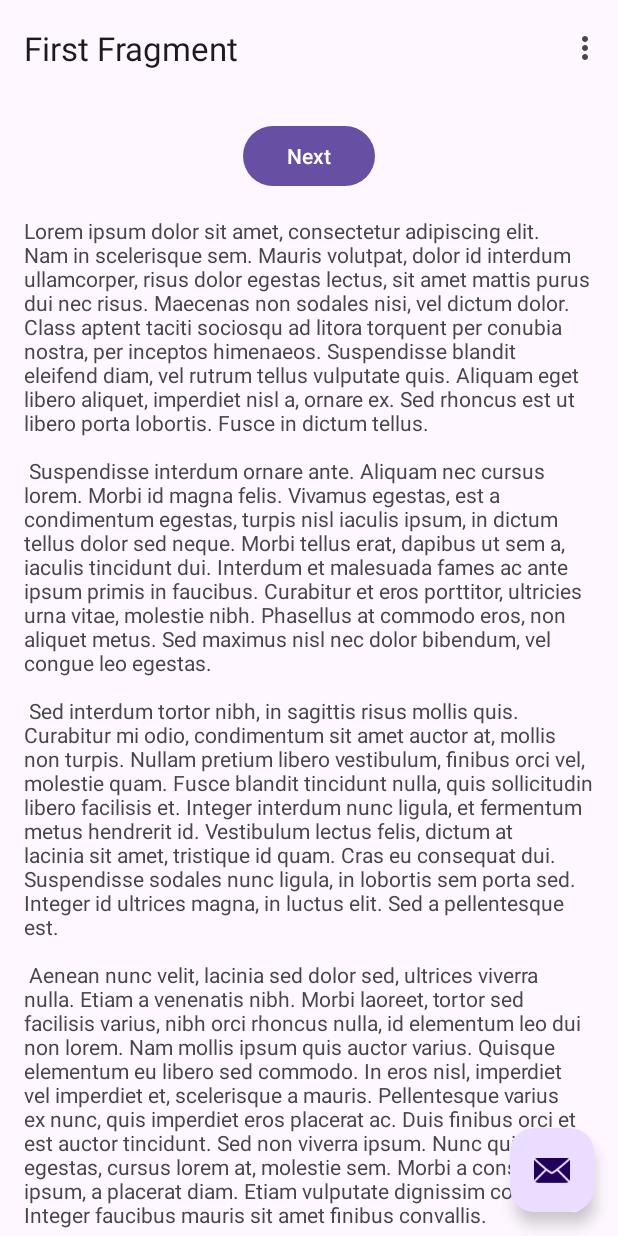
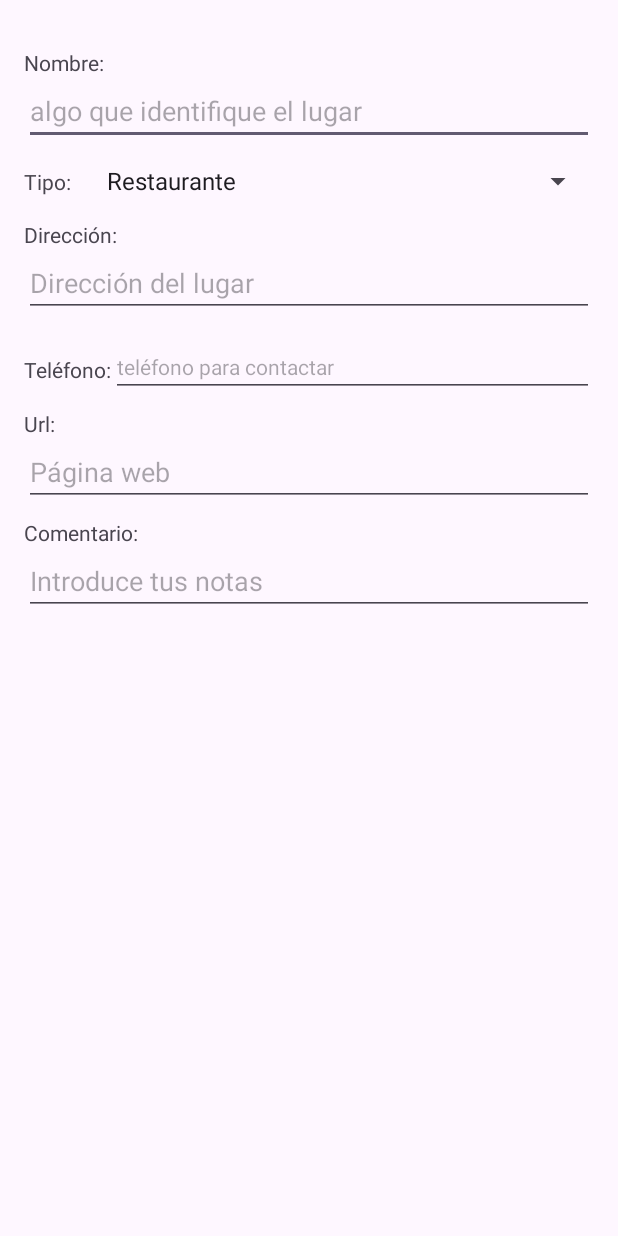
Before and after one commit to eden418-afk/MisLugaresDispMovMartesN1Eq52025, an Android app: the screen it shows after launch (MainActivity), on a phone screen of 412 x 824 dp. Run offline under Robolectric (Android 15) with nearby library versions, the phone set to English and light mode, and no system bars; our stand-ins replace navigation-ui.

Commit message:
Un formulario lugar

```diff
--- a/app/src/main/java/com/example/mislugares/FirstFragment.kt
+++ b/app/src/main/java/com/example/mislugares/FirstFragment.kt
@@ -31,10 +31,6 @@ class FirstFragment : Fragment() {
 
     override fun onViewCreated(view: View, savedInstanceState: Bundle?) {
         super.onViewCreated(view, savedInstanceState)
-
-        binding.buttonFirst.setOnClickListener {
-            findNavController().navigate(R.id.action_FirstFragment_to_SecondFragment)
-        }
     }
 
     override fun onDestroyView() {
--- a/app/src/main/java/com/example/mislugares/MainActivity.kt
+++ b/app/src/main/java/com/example/mislugares/MainActivity.kt
@@ -13,7 +13,6 @@ import com.example.mislugares.databinding.ActivityMainBinding
 
 class MainActivity : AppCompatActivity() {
 
-    // holi
     private lateinit var appBarConfiguration: AppBarConfiguration
     private lateinit var binding: ActivityMainBinding
 
@@ -21,40 +20,41 @@ class MainActivity : AppCompatActivity() {
         super.onCreate(savedInstanceState)
 
         binding = ActivityMainBinding.inflate(layoutInflater)
-        setContentView(binding.root)
+        //setContentView(binding.root)
+        setContentView(R.layout.edicion_lugar)
 
-        setSupportActionBar(binding.toolbar)
-
-        val navController = findNavController(R.id.nav_host_fragment_content_main)
-        appBarConfiguration = AppBarConfiguration(navController.graph)
-        setupActionBarWithNavController(navController, appBarConfiguration)
-
-        binding.fab.setOnClickListener { view ->
-            Snackbar.make(view, "Replace with your own action", Snackbar.LENGTH_LONG)
-                .setAction("Action", null)
-                .setAnchorView(R.id.fab).show()
-        }
+//        setSupportActionBar(binding.toolbar)
+//
+//        val navController = findNavController(R.id.nav_host_fragment_content_main)
+//        appBarConfiguration = AppBarConfiguration(navController.graph)
+//        setupActionBarWithNavController(navController, appBarConfiguration)
+//
+//        binding.fab.setOnClickListener { view ->
+//            Snackbar.make(view, "Replace with your own action", Snackbar.LENGTH_LONG)
+//                .setAction("Action", null)
+//                .setAnchorView(R.id.fab).show()
+//        }
     }
 
-    override fun onCreateOptionsMenu(menu: Menu): Boolean {
-        // Inflate the menu; this adds items to the action bar if it is present.
-        menuInflater.inflate(R.menu.menu_main, menu)
-        return true
-    }
-
-    override fun onOptionsItemSelected(item: MenuItem): Boolean {
-        // Handle action bar item clicks here. The action bar will
-        // automatically handle clicks on the Home/Up button, so long
-        // as you specify a parent activity in AndroidManifest.xml.
-        return when (item.itemId) {
-            R.id.action_settings -> true
-            else -> super.onOptionsItemSelected(item)
-        }
-    }
-
-    override fun onSupportNavigateUp(): Boolean {
-        val navController = findNavController(R.id.nav_host_fragment_content_main)
-        return navController.navigateUp(appBarConfiguration)
-                || super.onSupportNavigateUp()
-    }
+//    override fun onCreateOptionsMenu(menu: Menu): Boolean {
+//        // Inflate the menu; this adds items to the action bar if it is present.
+//        menuInflater.inflate(R.menu.menu_main, menu)
+//        return true
+//    }
+//
+//    override fun onOptionsItemSelected(item: MenuItem): Boolean {
+//        // Handle action bar item clicks here. The action bar will
+//        // automatically handle clicks on the Home/Up button, so long
+//        // as you specify a parent activity in AndroidManifest.xml.
+//        return when (item.itemId) {
+//            R.id.action_settings -> true
+//            else -> super.onOptionsItemSelected(item)
+//        }
+//    }
+//
+//    override fun onSupportNavigateUp(): Boolean {
+//        val navController = findNavController(R.id.nav_host_fragment_content_main)
+//        return navController.navigateUp(appBarConfiguration)
+//                || super.onSupportNavigateUp()
+//    }
 }
--- /dev/null
+++ b/app/src/main/res/layout/edicion_lugar.xml
@@ -0,0 +1,142 @@
+<?xml version="1.0" encoding="utf-8"?>
+<androidx.core.widget.NestedScrollView xmlns:android="http://schemas.android.com/apk/res/android"
+    xmlns:app="http://schemas.android.com/apk/res-auto"
+    xmlns:tools="http://schemas.android.com/tools"
+    android:layout_width="match_parent"
+    android:layout_height="match_parent"
+    android:fillViewport="true">
+
+    <androidx.constraintlayout.widget.ConstraintLayout
+        android:layout_width="match_parent"
+        android:layout_height="wrap_content">
+
+        <TextView
+            android:id="@+id/textView2"
+            android:layout_width="0dp"
+            android:layout_height="wrap_content"
+            android:layout_marginTop="32dp"
+            android:text="Nombre:"
+            app:layout_constraintEnd_toEndOf="@+id/nombre"
+            app:layout_constraintStart_toStartOf="@+id/nombre"
+            app:layout_constraintTop_toTopOf="parent" />
+
+        <EditText
+            android:id="@+id/nombre"
+            android:layout_width="0dp"
+            android:layout_height="wrap_content"
+            android:layout_marginStart="16dp"
+            android:layout_marginEnd="16dp"
+            android:contentDescription="ique el lugar"
+            android:ems="10"
+            android:hint="algo que identifique el lugar"
+            android:inputType="text"
+            app:layout_constraintEnd_toEndOf="parent"
+            app:layout_constraintHorizontal_bias="0.0"
+            app:layout_constraintStart_toStartOf="parent"
+            app:layout_constraintTop_toBottomOf="@+id/textView2" />
+
+        <Spinner
+            android:id="@+id/direccion"
+            android:layout_width="0dp"
+            android:layout_height="wrap_content"
+            android:layout_marginHorizontal="16dp"
+            android:layout_marginTop="12dp"
+            android:entries="@array/categorias"
+            android:prompt="@string/categoria"
+            app:layout_constraintEnd_toEndOf="parent"
+            app:layout_constraintStart_toEndOf="@+id/textView4"
+            app:layout_constraintTop_toBottomOf="@id/nombre" />
+
+        <TextView
+            android:id="@+id/textView4"
+            android:layout_width="wrap_content"
+            android:layout_height="wrap_content"
+            android:text="Tipo:"
+            app:layout_constraintBottom_toBottomOf="@+id/direccion"
+            app:layout_constraintStart_toStartOf="@+id/textView2"
+            app:layout_constraintTop_toTopOf="@+id/direccion" />
+
+        <TextView
+            android:id="@+id/textView5"
+            android:layout_width="wrap_content"
+            android:layout_height="wrap_content"
+            android:layout_marginTop="16dp"
+            android:text="Dirección:"
+            app:layout_constraintStart_toStartOf="@+id/nombre"
+            app:layout_constraintTop_toBottomOf="@+id/textView4" />
+
+        <TextView
+            android:id="@+id/textView6"
+            android:layout_width="wrap_content"
+            android:layout_height="wrap_content"
+            android:text="Teléfono:"
+            app:layout_constraintBottom_toBottomOf="@+id/telefono"
+            app:layout_constraintStart_toStartOf="@+id/textView2"
+            app:layout_constraintTop_toTopOf="@+id/telefono" />
+
+        <TextView
+            android:id="@+id/textView7"
+            android:layout_width="wrap_content"
+            android:layout_height="wrap_content"
+            android:layout_marginTop="8dp"
+            android:text="Url:"
+            app:layout_constraintStart_toStartOf="@+id/textView2"
+            app:layout_constraintTop_toBottomOf="@+id/telefono" />
+
+        <TextView
+            android:id="@+id/textView8"
+            android:layout_width="wrap_content"
+            android:layout_height="wrap_content"
+            android:layout_marginTop="8dp"
+            android:text="Comentario:"
+            app:layout_constraintStart_toStartOf="@+id/nombre"
+            app:layout_constraintTop_toBottomOf="@+id/url" />
+
+        <EditText
+            android:id="@+id/editTextText2"
+            android:layout_width="0dp"
+            android:layout_height="wrap_content"
+            android:ems="10"
+            android:hint="Dirección del lugar"
+            android:inputType="text"
+            app:layout_constraintEnd_toEndOf="@+id/nombre"
+            app:layout_constraintStart_toStartOf="@+id/textView2"
+            app:layout_constraintTop_toBottomOf="@+id/textView5" />
+
+        <EditText
+            android:id="@+id/telefono"
+            android:layout_width="0dp"
+            android:layout_height="37dp"
+            android:layout_marginTop="16dp"
+            android:ems="10"
+            android:hint="teléfono para contactar"
+            android:inputType="phone"
+            android:textSize="14sp"
+            app:layout_constraintEnd_toEndOf="@+id/nombre"
+            app:layout_constraintStart_toEndOf="@+id/textView6"
+            app:layout_constraintTop_toBottomOf="@+id/editTextText2" />
+
+        <EditText
+            android:id="@+id/url"
+            android:layout_width="0dp"
+            android:layout_height="wrap_content"
+            android:ems="10"
+            android:hint="Página web"
+            android:inputType="text"
+            app:layout_constraintEnd_toEndOf="@+id/nombre"
+            app:layout_constraintStart_toStartOf="@+id/textView7"
+            app:layout_constraintTop_toBottomOf="@+id/textView7" />
+
+        <EditText
+            android:id="@+id/comentario"
+            android:layout_width="0dp"
+            android:layout_height="wrap_content"
+            android:ems="10"
+            android:hint="Introduce tus notas"
+            android:inputType="text"
+            app:layout_constraintEnd_toEndOf="@+id/nombre"
+            app:layout_constraintStart_toStartOf="@+id/nombre"
+            app:layout_constraintTop_toBottomOf="@+id/textView8" />
+
+    </androidx.constraintlayout.widget.ConstraintLayout>
+</androidx.core.widget.NestedScrollView>
--- a/app/src/main/res/layout/fragment_first.xml
+++ b/app/src/main/res/layout/fragment_first.xml
@@ -12,24 +12,45 @@
         android:padding="16dp">
 
         <Button
-            android:id="@+id/button_first"
-            android:layout_width="wrap_content"
+            android:id="@+id/button"
+            android:layout_width="0dp"
             android:layout_height="wrap_content"
-            android:text="@string/next"
-            app:layout_constraintBottom_toTopOf="@id/textview_first"
+            android:layout_marginStart="32dp"
+            android:layout_marginEnd="32dp"
+            android:text="Mostrar Lugares"
             app:layout_constraintEnd_toEndOf="parent"
             app:layout_constraintStart_toStartOf="parent"
             app:layout_constraintTop_toTopOf="parent" />
 
-        <TextView
-            android:id="@+id/textview_first"
-            android:layout_width="wrap_content"
+        <Button
+            android:id="@+id/button2"
+            android:layout_width="0dp"
             android:layout_height="wrap_content"
-            android:layout_marginTop="16dp"
-            android:text="@string/lorem_ipsum"
+            android:layout_marginTop="8dp"
+            android:text="Preferencias"
+            app:layout_constraintEnd_toEndOf="@+id/button"
+            app:layout_constraintStart_toStartOf="@+id/button"
+            app:layout_constraintTop_toBottomOf="@+id/button" />
+
+        <Button
+            android:id="@+id/button3"
+            android:layout_width="0dp"
+            android:layout_height="wrap_content"
+            android:layout_marginTop="8dp"
+            android:text="Salir"
             app:layout_constraintBottom_toBottomOf="parent"
-            app:layout_constraintEnd_toEndOf="parent"
-            app:layout_constraintStart_toStartOf="parent"
-            app:layout_constraintTop_toBottomOf="@id/button_first" />
+            app:layout_constraintEnd_toEndOf="@+id/button4"
+            app:layout_constraintStart_toStartOf="@+id/button4"
+            app:layout_constraintTop_toBottomOf="@+id/button4" />
+
+        <Button
+            android:id="@+id/button4"
+            android:layout_width="0dp"
+            android:layout_height="wrap_content"
+            android:layout_marginTop="8dp"
+            android:text="Acerca de"
+            app:layout_constraintEnd_toEndOf="@+id/button2"
+            app:layout_constraintStart_toStartOf="@+id/button2"
+            app:layout_constraintTop_toBottomOf="@+id/button2" />
     </androidx.constraintlayout.widget.ConstraintLayout>
 </androidx.core.widget.NestedScrollView>
--- a/app/src/main/res/navigation/nav_graph.xml
+++ b/app/src/main/res/navigation/nav_graph.xml
@@ -8,7 +8,7 @@
     <fragment
         android:id="@+id/FirstFragment"
         android:name="com.example.mislugares.FirstFragment"
-        android:label="@string/first_fragment_label"
+        android:label="@string/mis_lugares"
         tools:layout="@layout/fragment_first">
 
         <action
--- /dev/null
+++ b/app/src/main/res/values/arrays.xml
@@ -0,0 +1,9 @@
+<?xml version="1.0" encoding="utf-8"?>
+<resources>
+    <string-array name="categorias">
+        <item>Restaurante</item>
+        <item>Parque</item>
+        <item>Museo</item>
+        <item>Hotel</item>
+    </string-array>
+</resources>
--- a/app/src/main/res/values/strings.xml
+++ b/app/src/main/res/values/strings.xml
@@ -6,6 +6,7 @@
     <string name="second_fragment_label">Second Fragment</string>
     <string name="next">Next</string>
     <string name="previous">Previous</string>
+    <string name="categoria">Categoría</string>
 
     <string name="lorem_ipsum">
         Lorem ipsum dolor sit amet, consectetur adipiscing elit. Nam in scelerisque sem. Mauris
@@ -43,4 +44,5 @@
         libero vel nunc consequat, quis tincidunt nisl eleifend. Cras bibendum enim a justo luctus
         vestibulum. Fusce dictum libero quis erat maximus, vitae volutpat diam dignissim.
     </string>
+    <string name="mis_lugares">Mis Lugares</string>
 </resources>
```
